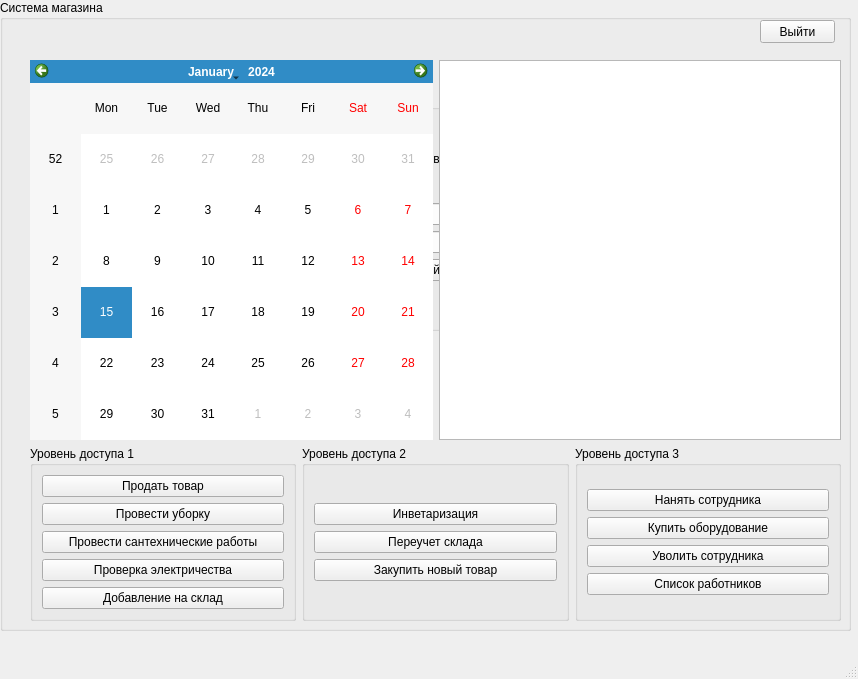
The window that store.ui (ewe08/Store_system) describes before a commit, drawn with Qt 5.
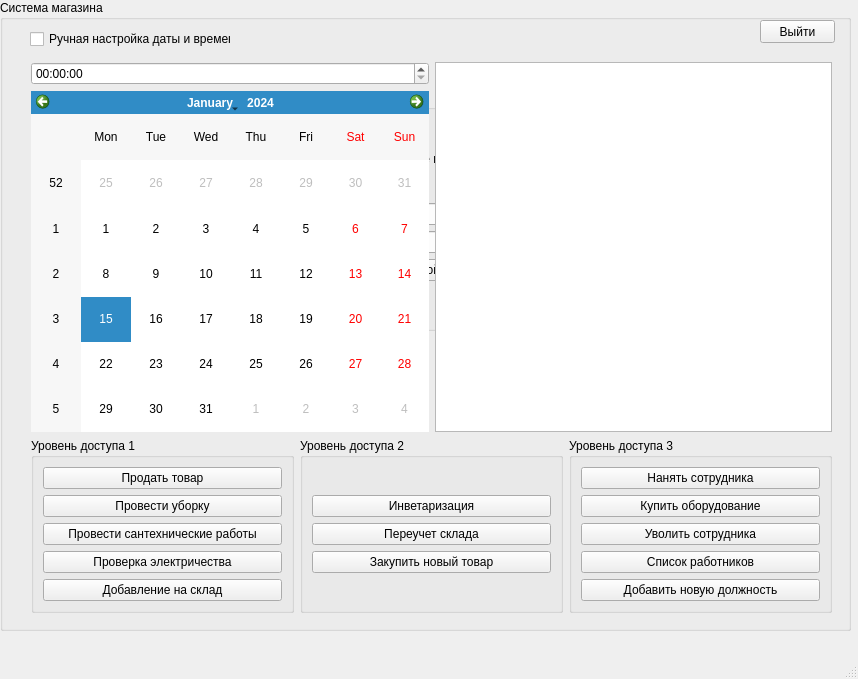
The same window after the commit.

Patch:
```diff
--- a/store.ui
+++ b/store.ui
@@ -39,20 +39,48 @@
       <string>Выйти</string>
      </property>
     </widget>
-    <widget class="QWidget" name="layoutWidget">
+    <widget class="QCheckBox" name="manual_check">
      <property name="geometry">
       <rect>
        <x>30</x>
-       <y>60</y>
-       <width>811</width>
-       <height>561</height>
+       <y>30</y>
+       <width>201</width>
+       <height>18</height>
       </rect>
      </property>
-     <layout class="QVBoxLayout" name="verticalLayout_10">
+     <property name="text">
+      <string>Ручная настройка даты и времени</string>
+     </property>
+    </widget>
+    <widget class="QWidget" name="">
+     <property name="geometry">
+      <rect>
+       <x>31</x>
+       <y>62</y>
+       <width>801</width>
+       <height>551</height>
+      </rect>
+     </property>
+     <layout class="QVBoxLayout" name="verticalLayout_11">
       <item>
-       <layout class="QHBoxLayout" name="reports">
+       <layout class="QHBoxLayout" name="horizontalLayout">
         <item>
-         <widget class="QCalendarWidget" name="calendarWidget"/>
+         <layout class="QVBoxLayout" name="verticalLayout_10">
+          <item>
+           <widget class="QTimeEdit" name="timeEdit">
+            <property name="styleSheet">
+             <string notr="true"/>
+            </property>
+           </widget>
+          </item>
+          <item>
+           <widget class="QCalendarWidget" name="calendarWidget">
+            <property name="styleSheet">
+             <string notr="true"/>
+            </property>
+           </widget>
+          </item>
+         </layout>
         </item>
         <item>
          <widget class="QListWidget" name="reports_2"/>
@@ -179,6 +207,13 @@
                </property>
               </widget>
              </item>
+             <item>
+              <widget class="QPushButton" name="new_position">
+               <property name="text">
+                <string>Добавить новую должность</string>
+               </property>
+              </widget>
+             </item>
             </layout>
            </item>
           </layout>
```
